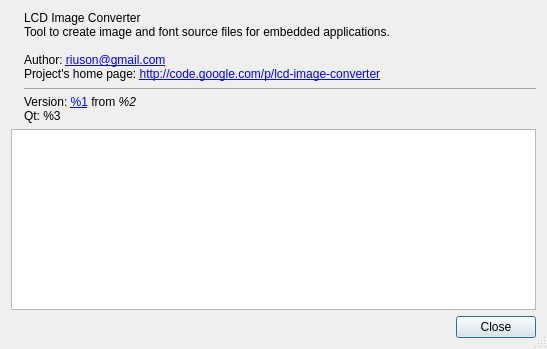
Before: the Qt Designer form controls/dialogabout.ui in riuson/lcd-image-converter, drawn with Qt 5.
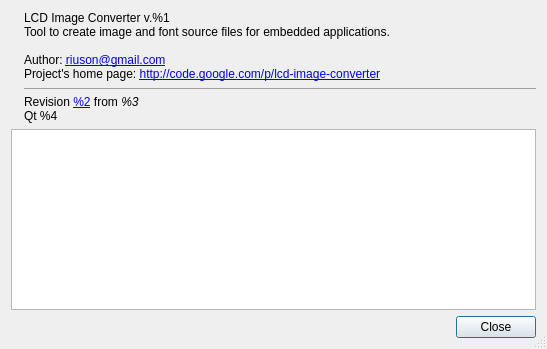
After: the same form once the commit is applied. Icons and pictures are not drawn.

Commit message: Added numeric version number from commit's timestamp at unix format

What changed in the file:
```diff
--- a/controls/dialogabout.ui
+++ b/controls/dialogabout.ui
@@ -38,15 +38,15 @@
      <item>
       <widget class="QLabel" name="labelInfo">
        <property name="text">
-        <string>LCD Image Converter&lt;br/&gt;
+        <string>LCD Image Converter v.%1&lt;br/&gt;
 Tool to create image and font source files for embedded applications.&lt;br/&gt;
 &lt;br/&gt;
 Author: 
 &lt;a href=&quot;mailto:riuson@gmail.com?subject=lcd-image-converter&amp;&quot;&gt;riuson@gmail.com&lt;/a&gt;&lt;br/&gt;
 Project's home page: &lt;a href=&quot;http://code.google.com/p/lcd-image-converter&quot;&gt;http://code.google.com/p/lcd-image-converter&lt;/a&gt;
 &lt;hr/&gt;
-Version: &lt;a href=&quot;http://code.google.com/p/lcd-image-converter/source/detail?r=%1&quot;&gt;%1&lt;/a&gt; from &lt;i&gt;%2&lt;/i&gt;&lt;br/&gt;
-Qt: %3</string>
+Revision &lt;a href=&quot;http://code.google.com/p/lcd-image-converter/source/detail?r=%2&quot;&gt;%2&lt;/a&gt; from &lt;i&gt;%3&lt;/i&gt;&lt;br/&gt;
+Qt %4</string>
        </property>
        <property name="openExternalLinks">
         <bool>true</bool>
```
The commit also changes 5 other files.
